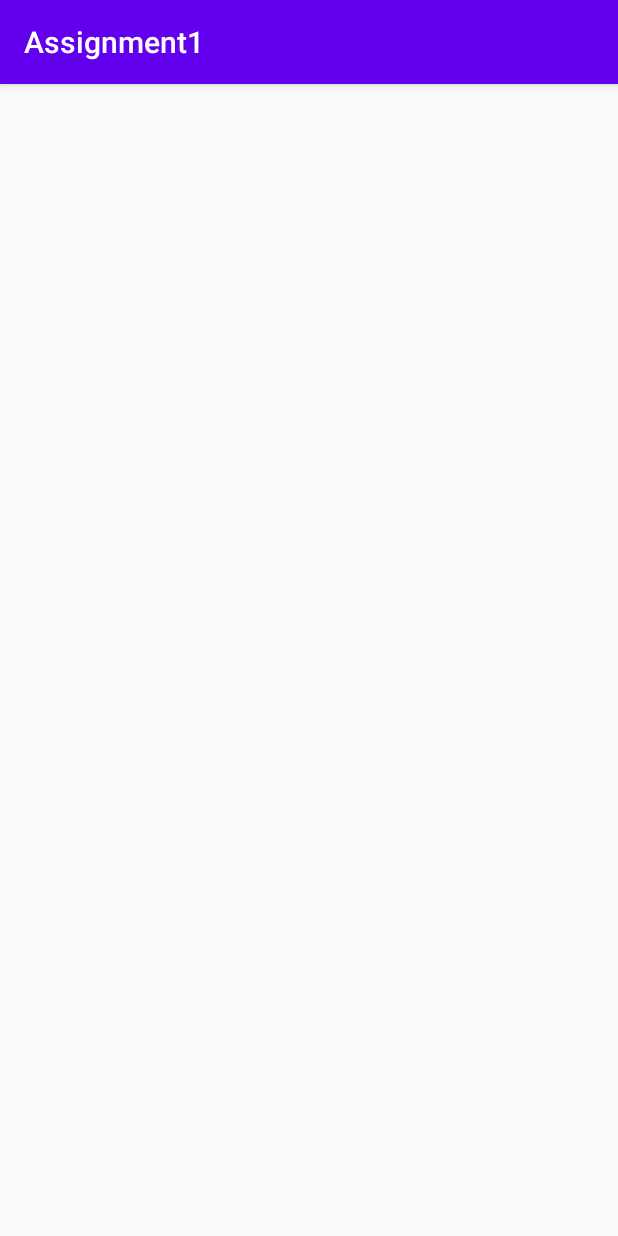
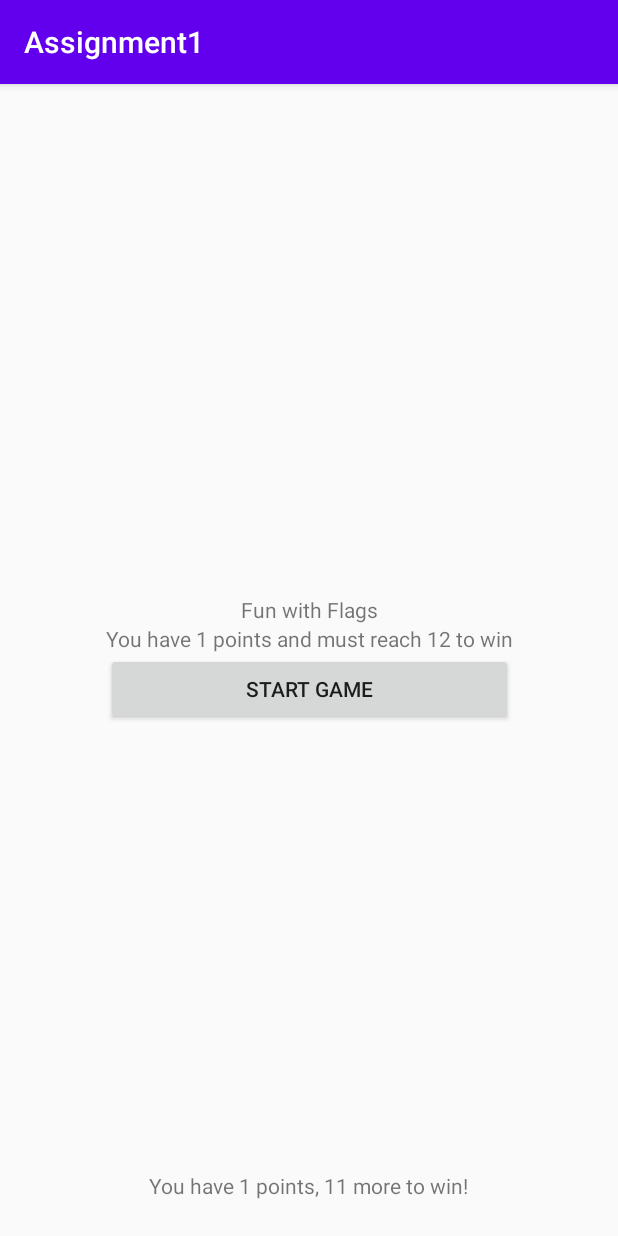
Before and after one commit to Alecadabra/MAD, an Android app: the screen it shows after launch (MainActivity), on a phone screen of 412 x 824 dp. Run offline under Robolectric (Android 15) with nearby library versions, the phone set to English and light mode, and no system bars.

Commit message:
Work on implementation

```diff
--- a/Assignment 1/app/src/main/java/com/alec/mad/assignment1/GameState.kt
+++ b/Assignment 1/app/src/main/java/com/alec/mad/assignment1/GameState.kt
@@ -1,9 +1,8 @@
 package com.alec.mad.assignment1
 
 import com.alec.mad.assignment1.model.Flag
-import kotlin.properties.Delegates.observable
+import com.alec.mad.assignment1.model.Question
 import kotlin.random.Random
-import kotlin.reflect.KProperty
 
 object GameState {
     /**
@@ -28,6 +27,9 @@ object GameState {
             }
 
             field = value
+
+            // Notify the stats bar
+            StatsBar.onUpdatePoints()
         }
 
     /**
@@ -55,35 +57,184 @@ object GameState {
         PLAYING,
         WON,
         LOST;
-
-        override fun toString(): String = when (this) {
-            PLAYING -> "Game in progress"
-            WON -> "You have won!"
-            LOST -> "You lost :("
-        }
     }
 
     /**
      * Used to initialise the game state
      */
     private object Init {
+        // Constants for ranges of different randomly generated values
         private const val STARTING_POINTS_LOWER = 0
         private const val STARTING_POINTS_UPPER = 10
         private const val TARGET_POINTS_UPPER = 20
+        private const val NO_QUESTIONS_LOWER = 5
+        private const val NO_QUESTIONS_UPPER = 10
+        private const val QUESTION_POINTS_LOWER = 5
+        private const val QUESTION_POINTS_UPPER = 15
+        private const val QUESTION_PENALTY_LOWER = 0
+        private const val QUESTION_PENALTY_UPPER = 10
+        private const val QUESTIONS_OPTIONS = 3
+        private const val QUESTION_SPECIAL_PROB = 5
 
-        fun initFlags(): List<Flag> = listOf(
-            Flag(listOf(), R.drawable.flag_au),
-            Flag(listOf(), R.drawable.flag_bg),
-            Flag(listOf(), R.drawable.flag_ca),
-            Flag()
+        /** Random number generator */
+        private val rng: Random = Random.Default
+
+        /** Get the next value for player starting points */
+        private val nextStartingPoints get() = rng.nextInt(STARTING_POINTS_LOWER, STARTING_POINTS_UPPER + 1)
+        /** Get the next value for the number of questions for a flag */
+        private val nextNoQuestions get() = rng.nextInt(NO_QUESTIONS_LOWER, NO_QUESTIONS_UPPER + 1)
+        /** Get the next value for the point value of a question */
+        private val nextQuestionPoints get() = rng.nextInt(QUESTION_POINTS_LOWER, QUESTION_POINTS_UPPER + 1)
+        /** Get the next value for the penalty value of a question */
+        private val nextQuestionPenalty get() = rng.nextInt(QUESTION_PENALTY_LOWER, QUESTION_PENALTY_UPPER + 1)
+        /** Get the next value for the isSpecial of a question */
+        private val nextQuestionIsSpecial get() = rng.nextInt(0, QUESTION_SPECIAL_PROB) == 0
+        /** Get the next value to use to select the question initializer to use for a question */
+        private val nextQuestionOption get() = rng.nextInt(0, QUESTIONS_OPTIONS)
+
+        /**
+         * Builds a list of flags.
+         */
+        fun initFlags(): List<Flag> = Flags.flags.map {
+            Flag(it.first, initFlagQuestions(it.first), it.second)
+        }
+
+        /**
+         * Gets a player's starting points.
+         */
+        fun initPlayerPoints(): Int = this.nextStartingPoints
+
+        /**
+         * Gets a player's target points.
+         */
+        fun initTargetPoints(playerPoints: Int): Int = this.rng.nextInt(
+            playerPoints, TARGET_POINTS_UPPER
         )
 
-        fun initPlayerPoints(): Int = Random.nextInt(
-            STARTING_POINTS_LOWER, STARTING_POINTS_UPPER
-        )
+        /**
+         * Builds a list of questions for a flag of given name.
+         */
+        fun initFlagQuestions(flagName: String) = List<Question>(nextNoQuestions) {
+            when (this.nextQuestionOption) {
+                0 -> Question( // 'Is this the flag of x' where the answer is yes
+                    this.nextQuestionPoints,
+                    this.nextQuestionPenalty,
+                    this.nextQuestionIsSpecial,
+                    "Is this the flag of $flagName?",
+                    listOf("Yes", "No"),
+                    "Yes"
+                )
+                1 -> Question( // 'Is this the flag of x' where the answer is no
+                    this.nextQuestionPoints,
+                    this.nextQuestionPenalty,
+                    this.nextQuestionIsSpecial,
+                    "Is this the flag of ${Flags.nextFlagWhere { it.first != flagName }.first}?",
+                    listOf("Yes", "No"),
+                    "No"
+                )
+                2 -> Question( // Multiple choice of 'what flag is this'
+                    this.nextQuestionPoints,
+                    this.nextQuestionPenalty,
+                    this.nextQuestionIsSpecial,
+                    "What country is this the flag of?",
+                    listOf(
+                        flagName,
+                        Flags.nextFlagWhere { it.first != flagName }.first,
+                        Flags.nextFlagWhere { it.first != flagName }.first,
+                        Flags.nextFlagWhere { it.first != flagName }.first
+                    ).shuffled(this.rng),
+                    flagName
+                )
+                else -> throw IllegalStateException(
+                    "Internal error - nextQuestionOption not properly configured"
+                )
+            }
+        }
+        /* Alternative
+        fun initFlagQuestions(flagName: String) = List<Question>(nextNoQuestions) {
+            listOf<(String) -> Question>(
+                {
+                    Question( // 'Is this the flag of x' where the answer is yes
+                        this.nextQuestionPoints,
+                        this.nextQuestionPenalty,
+                        this.nextQuestionIsSpecial,
+                        "Is this the flag of $flagName?",
+                        listOf("Yes", "No"),
+                        "Yes"
+                    )
+                },
+                {
+                    Question( // 'Is this the flag of x' where the answer is no
+                        this.nextQuestionPoints,
+                        this.nextQuestionPenalty,
+                        this.nextQuestionIsSpecial,
+                        "Is this the flag of ${Flags.nextFlagWhere { it.first != flagName }.first}?",
+                        listOf("Yes", "No"),
+                        "No"
+                    )
+                },
+                {
+                    Question( // Multiple choice of 'what flag is this'
+                        this.nextQuestionPoints,
+                        this.nextQuestionPenalty,
+                        this.nextQuestionIsSpecial,
+                        "What country is this the flag of?",
+                        listOf(
+                            flagName,
+                            Flags.nextFlagWhere { it.first != flagName }.first,
+                            Flags.nextFlagWhere { it.first != flagName }.first,
+                            Flags.nextFlagWhere { it.first != flagName }.first
+                        ).shuffled(this.rng),
+                        flagName
+                    )
+                }
+            ).random(rng)(flagName)
+        }
+         */
 
-        fun initTargetPoints(playerPoints: Int): Int = Random.nextInt(
-            playerPoints, TARGET_POINTS_UPPER
-        )
+        private object Flags {
+            /** List of pairs of name, drawable of each flag */
+            val flags = listOf<Pair<String, Int>>(
+                "Australia" to R.drawable.flag_au,
+                "Canada" to R.drawable.flag_ca,
+                "Bulgaria" to R.drawable.flag_bg,
+                "The Czech Republic" to R.drawable.flag_cz,
+                "Germany" to R.drawable.flag_de,
+                "Spain" to R.drawable.flag_es,
+                "France" to R.drawable.flag_fr,
+                "Hong Kong" to R.drawable.flag_hk,
+                "Japan" to R.drawable.flag_jp,
+                "South Korea" to R.drawable.flag_kr,
+                "Malaysia" to R.drawable.flag_my,
+                "The Netherlands" to R.drawable.flag_nl,
+                "Poland" to R.drawable.flag_pl,
+                "Russia" to R.drawable.flag_ru,
+                "The United Kingdom" to R.drawable.flag_uk,
+                "USA" to  R.drawable.flag_us
+            ).shuffled(Init.rng)
+
+            private var flagIterator: Iterator<Pair<String, Int>> = flags.iterator()
+
+            /**
+             * Gets the next flag (As a pair of name, drawable) that matches the given condition.
+             *
+             * This will recurse infinitely if no match is found.
+             */
+            fun nextFlagWhere(check: (Pair<String, Int>) -> Boolean): Pair<String, Int> {
+                if (!this.flagIterator.hasNext()) {
+                    // If the iterator is at it's end, reshuffle the flags and loop back around
+                    this.flagIterator = this.flags.shuffled(Init.rng).iterator()
+                }
+
+                val flag = this.flagIterator.next()
+
+                return if (check(flag)) {
+                    flag
+                } else {
+                    //  Recursion!
+                    nextFlagWhere(check)
+                }
+            }
+        }
     }
 }
--- a/Assignment 1/app/src/main/java/com/alec/mad/assignment1/MainActivity.kt
+++ b/Assignment 1/app/src/main/java/com/alec/mad/assignment1/MainActivity.kt
@@ -2,10 +2,29 @@ package com.alec.mad.assignment1
 
 import androidx.appcompat.app.AppCompatActivity
 import android.os.Bundle
+import androidx.fragment.app.FragmentManager
 
 class MainActivity : AppCompatActivity() {
     override fun onCreate(savedInstanceState: Bundle?) {
         super.onCreate(savedInstanceState)
         this.setContentView(R.layout.activity_main)
+
+        val fm: FragmentManager = supportFragmentManager
+        var fragTransaction = fm.beginTransaction()
+
+        // Add the starting screen to the game frame
+        fragTransaction = fragTransaction.add(
+            R.id.gameFragmentFrame,
+            fm.findFragmentById(R.id.gameFragmentFrame) ?: StartingScreen()
+        )
+
+        // Add the stats bar frame to it's frame
+        fragTransaction = fragTransaction.add(
+            R.id.statsBarFrame,
+            fm.findFragmentById(R.id.statsBarFrame) ?: StatsBar()
+        )
+
+        // Commit changes
+        fragTransaction.commit()
     }
 }
--- a/Assignment 1/app/src/main/java/com/alec/mad/assignment1/StartingScreen.kt
+++ b/Assignment 1/app/src/main/java/com/alec/mad/assignment1/StartingScreen.kt
@@ -1,18 +1,38 @@
 package com.alec.mad.assignment1
 
+import android.annotation.SuppressLint
 import android.os.Bundle
 import androidx.fragment.app.Fragment
 import android.view.LayoutInflater
 import android.view.View
 import android.view.ViewGroup
+import android.widget.Button
+import android.widget.TextView
 
+@SuppressLint("SetTextI18n")
 class StartingScreen : Fragment() {
+
+    private lateinit var pointsReadout: TextView
+    private lateinit var startBtn: Button
 
     override fun onCreateView(
         inflater: LayoutInflater, container: ViewGroup?,
         savedInstanceState: Bundle?
     ): View? {
         // Inflate the layout for this fragment
-        return inflater.inflate(R.layout.fragment_starting_screen, container, false)
+        val view = inflater.inflate(R.layout.fragment_starting_screen, container, false)
+
+        this.pointsReadout = view.findViewById(R.id.pointsReadout) as TextView
+        this.startBtn = view.findViewById(R.id.startButton) as Button
+
+        val pts = GameState.playerPoints
+        val target = GameState.targetPoints
+
+        this.pointsReadout.text = "You have $pts points and must reach $target to win"
+        this.startBtn.setOnClickListener {
+            TODO("Change to flag selector fragment")
+        }
+
+        return view
     }
 }
--- /dev/null
+++ b/Assignment 1/app/src/main/java/com/alec/mad/assignment1/StatsBar.kt
@@ -0,0 +1,52 @@
+package com.alec.mad.assignment1
+
+import android.annotation.SuppressLint
+import android.os.Bundle
+import androidx.fragment.app.Fragment
+import android.view.LayoutInflater
+import android.view.View
+import android.view.ViewGroup
+import android.widget.TextView
+import com.alec.mad.assignment1.GameState.PlayerCondition
+
+@SuppressLint("SetTextI18n")
+class StatsBar : Fragment() {
+
+    override fun onCreateView(
+        inflater: LayoutInflater, container: ViewGroup?,
+        savedInstanceState: Bundle?
+    ): View? {
+        // Inflate the layout for this fragment
+        val view =  inflater.inflate(R.layout.fragment_stats_bar, container, false)
+
+        // Give companion object reference to points readout field and update text
+        singletonPtsReference = view.findViewById(R.id.statsBarPointsReadout) as TextView
+        onUpdatePoints()
+
+        return view
+    }
+
+    companion object {
+        /**
+         * Singleton's reference to the textview so that it can be statically accessed by
+         * onUpdatePoints.
+         */
+        private lateinit var singletonPtsReference: TextView
+
+        /**
+         * Call this whenever the value of points changes.
+         */
+        fun onUpdatePoints() {
+            val pts = GameState.playerPoints
+            val remaining = GameState.targetPoints - pts
+            val playerCondition = GameState.playerCondition
+
+            this.singletonPtsReference.text = when (playerCondition) {
+                PlayerCondition.LOST -> "You are dead. No big surprise"
+                PlayerCondition.PLAYING -> "You have $pts points, $remaining more to win!"
+                PlayerCondition.WON -> "You won!"
+            }
+        }
+    }
+
+}
--- a/Assignment 1/app/src/main/java/com/alec/mad/assignment1/model/Flag.kt
+++ b/Assignment 1/app/src/main/java/com/alec/mad/assignment1/model/Flag.kt
@@ -3,6 +3,7 @@ package com.alec.mad.assignment1.model
 import com.alec.mad.assignment1.model.Question
 
 class Flag(
+    val name: String,
     val questions: List<Question>,
     val drawableId: Int,
     var enabled: Boolean = true
--- a/Assignment 1/app/src/main/res/layout/activity_main.xml
+++ b/Assignment 1/app/src/main/res/layout/activity_main.xml
@@ -11,8 +11,9 @@
         android:layout_width="0dp"
         android:layout_height="0dp"
         app:layout_constraintTop_toTopOf="parent"
-        app:layout_constraintBottom_toBottomOf="@+id/statsBarFrame"
-        app:layout_constraintStart_toStartOf="parent">
+        app:layout_constraintLeft_toLeftOf="parent"
+        app:layout_constraintRight_toRightOf="parent"
+        app:layout_constraintBottom_toBottomOf="@+id/statsBarFrame">
     </FrameLayout>
 
     <FrameLayout
@@ -20,7 +21,8 @@
         android:layout_width="0dp"
         android:layout_height="wrap_content"
         app:layout_constraintBottom_toBottomOf="parent"
-        app:layout_constraintStart_toStartOf="parent">
+        app:layout_constraintLeft_toLeftOf="parent"
+        app:layout_constraintRight_toRightOf="parent">
     </FrameLayout>
 
 </androidx.constraintlayout.widget.ConstraintLayout>
--- a/Assignment 1/app/src/main/res/layout/fragment_starting_screen.xml
+++ b/Assignment 1/app/src/main/res/layout/fragment_starting_screen.xml
@@ -4,28 +4,37 @@
     xmlns:tools="http://schemas.android.com/tools"
     android:layout_width="match_parent"
     android:layout_height="match_parent"
-    tools:context=".StartingScreen">
+    tools:context=".StartingScreen"
+    tools:ignore="HardcodedText">
 
-    <androidx.constraintlayout.widget.ConstraintLayout
-        android:layout_width="match_parent"
-        android:layout_height="match_parent">
+    <LinearLayout
+        android:id="@+id/linearLayout"
+        android:layout_height="match_parent"
+        android:gravity="center"
+        android:orientation="vertical"
+        app:layout_constraintBottom_toBottomOf="parent"
+        app:layout_constraintLeft_toLeftOf="parent"
+        app:layout_constraintRight_toRightOf="parent"
+        app:layout_constraintTop_toTopOf="parent"
+        android:layout_width="wrap_content">
 
         <TextView
             android:id="@+id/title"
             android:layout_width="wrap_content"
             android:layout_height="wrap_content"
-            android:text="Fun with Flags"
-            app:layout_constraintEnd_toEndOf="parent"
-            app:layout_constraintStart_toStartOf="parent"
-            app:layout_constraintTop_toTopOf="parent" />
+            android:text="Fun with Flags" />
 
         <TextView
+            android:id="@+id/pointsReadout"
             android:layout_width="wrap_content"
             android:layout_height="wrap_content"
-            android:text="You have x points to start with"
-            app:layout_constraintTop_toTopOf="@+id/title"
-            />
+            android:text="..." />
 
-    </androidx.constraintlayout.widget.ConstraintLayout>
+        <Button
+            android:id="@+id/startButton"
+            android:layout_width="match_parent"
+            android:layout_height="wrap_content"
+            android:text="Start Game" />
+    </LinearLayout>
 
 </androidx.constraintlayout.widget.ConstraintLayout>
--- /dev/null
+++ b/Assignment 1/app/src/main/res/layout/fragment_stats_bar.xml
@@ -0,0 +1,18 @@
+<?xml version="1.0" encoding="utf-8"?>
+<androidx.appcompat.widget.LinearLayoutCompat xmlns:android="http://schemas.android.com/apk/res/android"
+    xmlns:tools="http://schemas.android.com/tools"
+    android:layout_width="match_parent"
+    android:layout_height="match_parent"
+    tools:context=".StatsBar"
+    android:orientation="horizontal"
+    android:layout_gravity="center"
+    android:gravity="center"
+    android:paddingBottom="24dp"
+    android:paddingTop="24dp">
+
+    <androidx.appcompat.widget.AppCompatTextView
+        android:id="@+id/statsBarPointsReadout"
+        android:layout_width="wrap_content"
+        android:layout_height="wrap_content" />
+
+</androidx.appcompat.widget.LinearLayoutCompat>
--- a/Assignment 1/app/src/main/res/values/strings.xml
+++ b/Assignment 1/app/src/main/res/values/strings.xml
@@ -1,4 +1,6 @@
 <resources>
     <string name="app_name">Assignment1</string>
+    <!-- TODO: Remove or change this placeholder text -->
+    <string name="hello_blank_fragment">Hello blank fragment</string>
 
 </resources>
```
